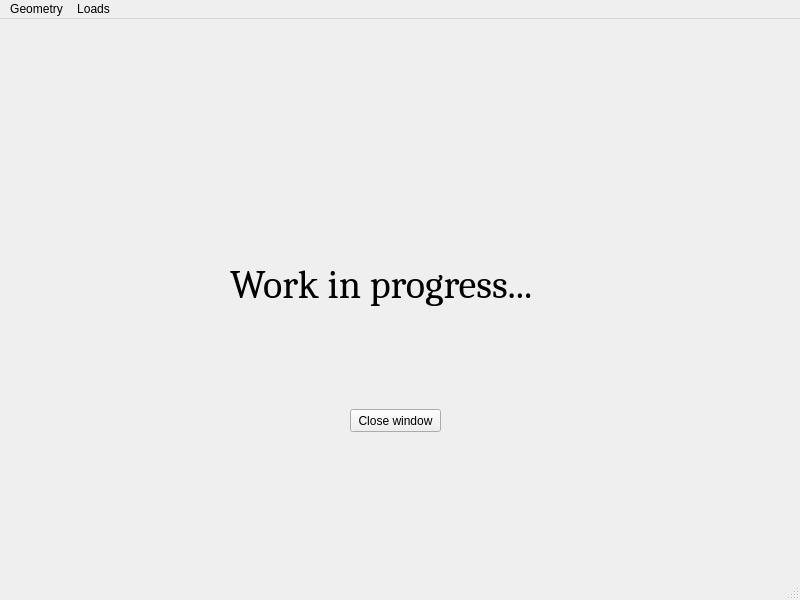
This is src/fidi_gui/Ui/plate_window.ui in mateuszac/FIDI as Qt 5 draws it before an edit. The edited form follows.
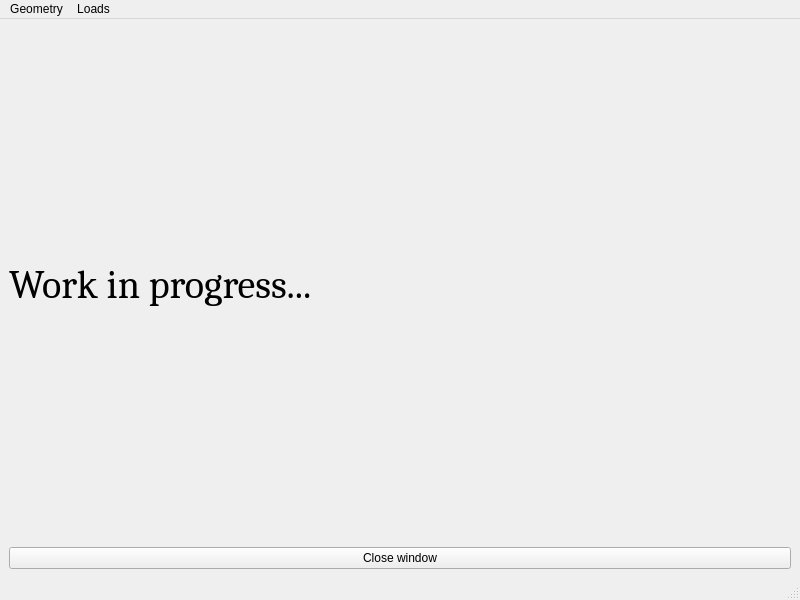
This is the edited form.

Commit message: - added images file for resource code and sprites folder with pictures - attached icons to some buttons - added layouts to GUI windows - updated description of program in about_fidi window

Diff of the .ui file:
```diff
--- a/src/fidi_gui/Ui/plate_window.ui
+++ b/src/fidi_gui/Ui/plate_window.ui
@@ -14,28 +14,9 @@
    <string>MainWindow</string>
   </property>
   <widget class="QWidget" name="PlateWindow">
-   <widget class="QPushButton" name="pushButton">
-    <property name="geometry">
-     <rect>
-      <x>350</x>
-      <y>390</y>
-      <width>91</width>
-      <height>23</height>
-     </rect>
-    </property>
-    <property name="text">
-     <string>Close window</string>
-    </property>
-   </widget>
+   <layout class="QGridLayout" name="gridLayout">
+    <item row="0" column="0">
    <widget class="QLabel" name="label">
-    <property name="geometry">
-     <rect>
-      <x>230</x>
-      <y>230</y>
-      <width>361</width>
-      <height>71</height>
-     </rect>
-    </property>
     <property name="font">
      <font>
       <family>Cambria</family>
@@ -49,6 +30,15 @@
      <enum>Qt::AutoText</enum>
     </property>
    </widget>
+    </item>
+    <item row="1" column="0">
+     <widget class="QPushButton" name="pushButton">
+      <property name="text">
+       <string>Close window</string>
+      </property>
+     </widget>
+    </item>
+   </layout>
   </widget>
   <widget class="QMenuBar" name="menubar">
    <property name="geometry">
```
Left out of the diff: 2 changed lines with no effect on the pictures. Lines whose indentation alone changed are shown as unchanged. The commit also changes 11 other files.
